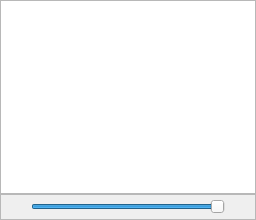
The window that src/components/core/databaseBrowser/ui/Database_Browser.ui (KelSolaar/sIBL_GUI) describes before a commit, drawn with Qt 5.
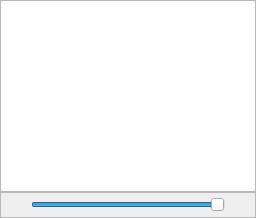
The same window after the commit.

Commit message: Implement "databaseBrowser" component dragNdrop support.

What changed in the file:
```diff
--- a/src/components/core/databaseBrowser/ui/Database_Browser.ui
+++ b/src/components/core/databaseBrowser/ui/Database_Browser.ui
@@ -2,14 +2,6 @@
 <ui version="4.0">
  <class>Database_Browser_Widget</class>
  <widget class="QWidget" name="Database_Browser_Widget">
-  <property name="geometry">
-   <rect>
-    <x>0</x>
-    <y>0</y>
-    <width>256</width>
-    <height>220</height>
-   </rect>
-  </property>
   <property name="windowTitle">
    <string>Database Browser</string>
   </property>
```
The commit also changes 5 other files.
